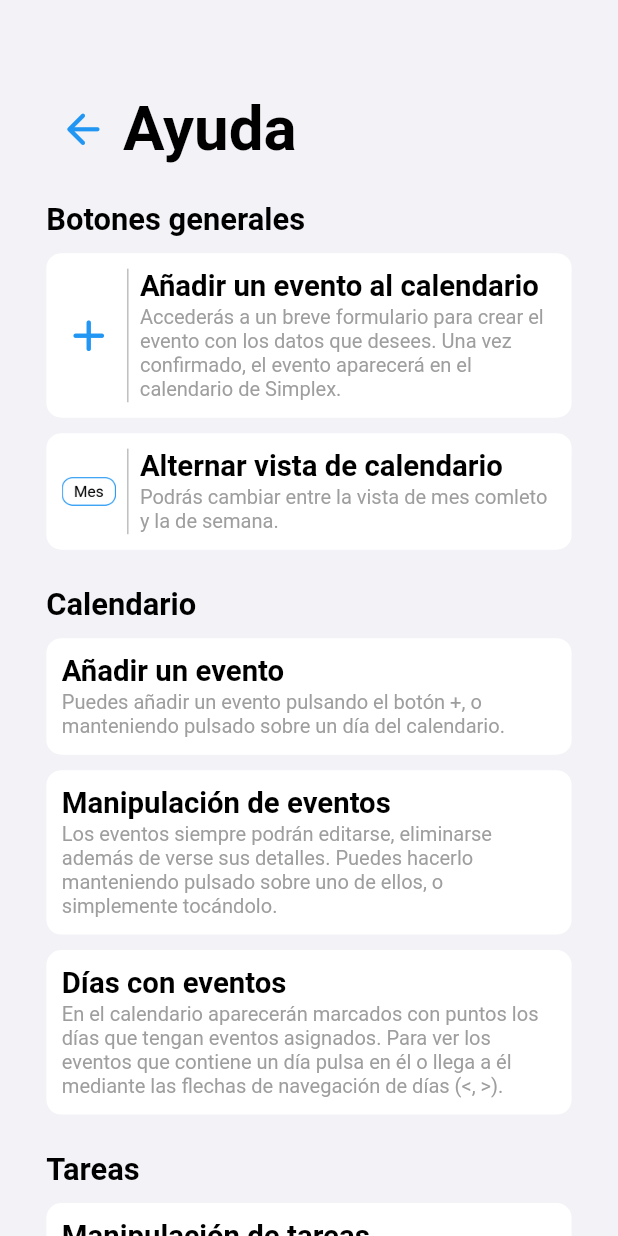
After one commit to joaquinsolla/Simplex, a Flutter app: the Help screen opened by its route, on a phone screen of 412 x 824 dp. The commit adds this screen. Run offline on Flutter 3.47's test engine with Material 2 defaults, Android fonts, the phone set to English and light mode, and no system bars; our stand-ins replace bottom_navy_bar, cloud_firestore, firebase_auth, firebase_core, flutter_local_notifications, focused_menu and 4 more; accounts and stored records are empty.

Commit message:
Moved all help pages to one single settings page

```diff
--- a/lib/main.dart
+++ b/lib/main.dart
@@ -33,17 +33,16 @@ Future main() async {
     routes: {
       '/auth': (context) => const Auth(),
       '/home': (context) => const Home(),
+      '/help': (context) => const Help(),
       '/services/change_password_service': (context) => const ChangePasswordService(),
 
       '/events/add_event': (context) => const AddEvent(),
       '/events/event_details': (context) => const EventDetails(),
       '/events/edit_event': (context) => const EditEvent(),
-      '/events/events_help': (context) => const EventsHelp(),
 
       '/todos/add_todo': (context) => const AddTodo(),
       '/todos/todo_details': (context) => const TodoDetails(),
       '/todos/edit_todo': (context) => const EditTodo(),
-      '/todos/todos_help': (context) => const TodosHelp(),
 
       '/notes/add_note': (context) => const AddNote(),
       '/notes/note_details': (context) => const NoteDetails(),
--- a/lib/pages/all_pages.dart
+++ b/lib/pages/all_pages.dart
@@ -1,11 +1,11 @@
 export 'home.dart';
 export 'auth.dart';
+export 'help.dart';
 
 export 'events/events_main.dart';
 export 'events/add_event.dart';
 export 'events/event_details.dart';
 export 'events/edit_event.dart';
-export 'events/events_help.dart';
 
 export 'notes/notes_main.dart';
 export 'notes/add_note.dart';
@@ -18,4 +18,3 @@ export 'todos/todos_main.dart';
 export 'todos/add_todo.dart';
 export 'todos/todo_details.dart';
 export 'todos/edit_todo.dart';
-export 'todos/todos_help.dart';
--- /dev/null
+++ b/lib/pages/help.dart
@@ -0,0 +1,145 @@
+import 'package:flutter/material.dart';
+import 'package:simplex/common/all_common.dart';
+import 'package:simplex/common/widgets/all_widgets.dart';
+
+class Help extends StatefulWidget {
+  const Help({Key? key}) : super(key: key);
+
+  @override
+  _HelpState createState() => _HelpState();
+}
+
+class _HelpState extends State<Help> {
+
+  @override
+  void dispose() {
+    super.dispose();
+  }
+
+  @override
+  void initState() {
+    super.initState();
+  }
+
+  @override
+  Widget build(BuildContext context) {
+    late String calendarButtonImage;
+    if (darkMode) calendarButtonImage = 'assets/calendar_button_dark.png';
+    else calendarButtonImage = 'assets/calendar_button_light.png';
+
+    return Scaffold(
+      backgroundColor: colorMainBackground,
+      body: HomeArea([
+        PageHeader(context, 'Ayuda'),
+        Text('Botones generales',
+            style: TextStyle(
+                color: colorMainText,
+                fontSize: deviceWidth * 0.05,
+                fontWeight: FontWeight.bold)),
+        SizedBox(
+          height: deviceHeight * 0.0125,
+        ),
+        ButtonExplanationContainer(Icon(Icons.add_rounded, color: colorSpecialItem, size: deviceWidth * 0.085),
+            'Añadir un evento al calendario',
+            'Accederás a un breve formulario para crear el evento '
+                'con los datos que desees. Una vez confirmado, el evento'
+                ' aparecerá en el calendario de Simplex.'),
+        SizedBox(height: deviceHeight * 0.0125),
+        ButtonExplanationContainer(Image.asset(calendarButtonImage),
+            'Alternar vista de calendario',
+            'Podrás cambiar entre la vista de mes comleto y la de semana.'),
+
+        SizedBox(
+          height: deviceHeight * 0.03,
+        ),
+
+        Text('Calendario',
+            style: TextStyle(
+                color: colorMainText,
+                fontSize: deviceWidth * 0.05,
+                fontWeight: FontWeight.bold)),
+        SizedBox(
+          height: deviceHeight * 0.0125,
+        ),
+        OthersExplanationContainer('Añadir un evento',
+            'Puedes añadir un evento pulsando el botón +, o manteniendo pulsado sobre un día del calendario.'),
+        SizedBox(
+          height: deviceHeight * 0.0125,
+        ),
+        OthersExplanationContainer('Manipulación de eventos',
+            'Los eventos siempre podrán editarse, eliminarse además de verse sus detalles. '
+                'Puedes hacerlo manteniendo pulsado sobre uno de ellos, o simplemente tocándolo.'),
+        SizedBox(
+          height: deviceHeight * 0.0125,
+        ),
+        OthersExplanationContainer('Días con eventos',
+            'En el calendario aparecerán marcados con puntos los días que tengan eventos asignados. '
+                'Para ver los eventos que contiene un día pulsa en él o llega a él mediante las flechas de navegación de días (<, >).'),
+
+        SizedBox(
+          height: deviceHeight * 0.03,
+        ),
+
+        Text('Tareas',
+            style: TextStyle(
+                color: colorMainText,
+                fontSize: deviceWidth * 0.05,
+                fontWeight: FontWeight.bold)),
+        SizedBox(
+          height: deviceHeight * 0.0125,
+        ),
+        OthersExplanationContainer('Manipulación de tareas',
+            'Las tareas siempre podrán editarse, eliminarse y verse sus detalles. '
+                'Puedes hacerlo manteniendo pulsado sobre una de ellas, o simplemente tocándola, '
+                'también desde el calendario (tareas con fecha límite). '
+                'Además, puede cambiarse su estado de pendientes a hechas y viceversa en cualquier momento.'),
+        SizedBox(
+          height: deviceHeight * 0.0125,
+        ),
+        OthersExplanationContainer('Prioridad de las tareas',
+            'Existen 3 niveles de prioridad para las tareas. Las tareas de mayor prioridad aparecerán '
+                'sobre las que tengan una prioridad inferior, también en el calendario (tareas con fecha límite).'),
+        SizedBox(
+          height: deviceHeight * 0.0125,
+        ),
+        OthersExplanationContainer('Tareas con fecha límite',
+            'Estas tareas aparecerán también en el calendario, localizadas en el día de su fecha límite. '
+                'También recibirás una notificación si una de esas tareas no ha sido hecha y, o '
+                'se ha alcanzado su fecha límite, o la fecha límite ha expirado.'),
+
+        SizedBox(
+          height: deviceHeight * 0.03,
+        ),
+
+        Text('Notas',
+            style: TextStyle(
+                color: colorMainText,
+                fontSize: deviceWidth * 0.05,
+                fontWeight: FontWeight.bold)),
+        SizedBox(
+          height: deviceHeight * 0.0125,
+        ),
+
+
+
+        SizedBox(
+          height: deviceHeight * 0.03,
+        ),
+
+        Text('Rutinas',
+            style: TextStyle(
+                color: colorMainText,
+                fontSize: deviceWidth * 0.05,
+                fontWeight: FontWeight.bold)),
+        SizedBox(
+          height: deviceHeight * 0.0125,
+        ),
+
+        SizedBox(
+          height: deviceHeight * 0.025,
+        ),
+      ]),
+    );
+  }
+
+}
```
Also changed, not shown: lib/pages/events/events_help.dart (deleted, +0 -110 lines), lib/pages/events/events_main.dart (+1 -9 lines), lib/pages/home.dart (+10 -1 lines), lib/pages/todos/todos_help.dart (deleted, +0 -156 lines).
